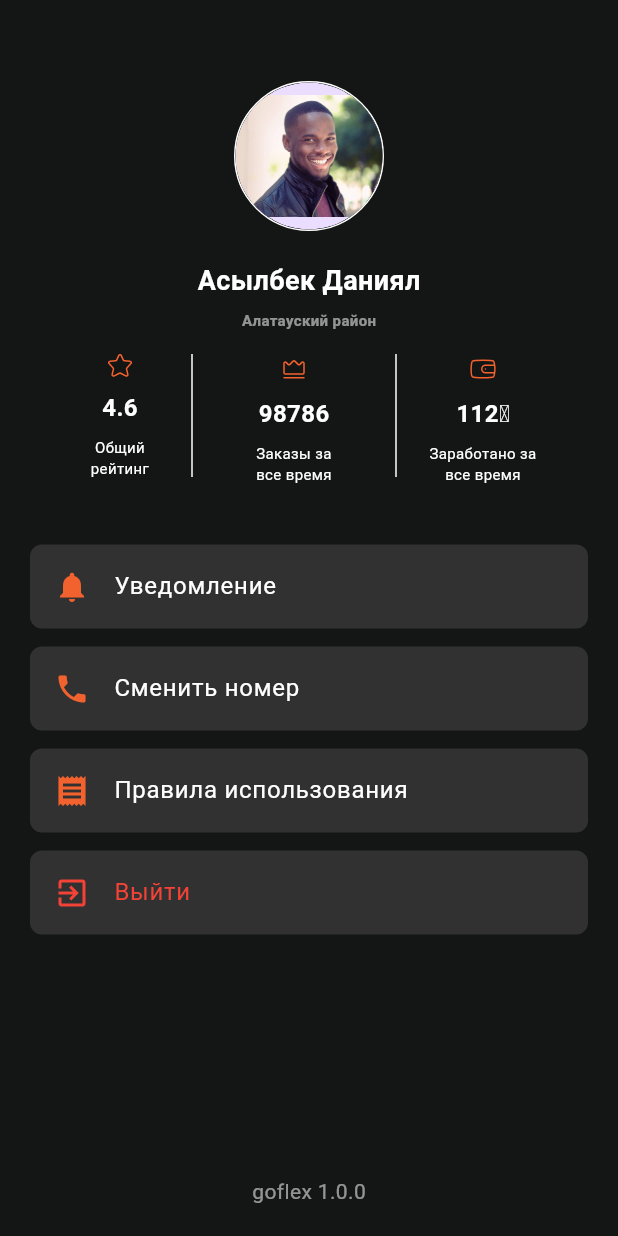
After one commit to XXX1694/goflex_courier, a Flutter app: the ProfilePage screen opened by its route, on a phone screen of 412 x 824 dp. The commit adds this screen. Run offline on Flutter 3.47's test engine with Material 3 defaults, Android fonts, the phone set to English and light mode, and no system bars; our stand-ins replace dio, equatable, flutter_bloc, flutter_svg, google_maps_flutter, location and 3 more; accounts and stored records are empty; network calls fail.

Commit message:
added logout and profile page

```diff
--- a/lib/features/autharization/presentation/bloc/autharization_bloc.dart
+++ b/lib/features/autharization/presentation/bloc/autharization_bloc.dart
@@ -17,7 +17,7 @@ class AutharizationBloc extends Bloc<AutharizationEvent, AutharizationState> {
   }) : super(AutharizationInitial()) {
     on<LogIn>(
       (event, emit) async {
-        emit(LoggedIn());
+        emit(LogingIn());
         try {
           int res = await repo.logIn(
             phone: event.phone,
@@ -47,9 +47,9 @@ class AutharizationBloc extends Bloc<AutharizationEvent, AutharizationState> {
     );
     on<LogOut>(
       (event, emit) async {
-        emit(AutharizationInitial());
         final storage = await _storage;
         await storage.remove('auth_token');
+        emit(AutharizationInitial());
       },
     );
   }
--- a/lib/features/autharization/presentation/pages/login_page.dart
+++ b/lib/features/autharization/presentation/pages/login_page.dart
@@ -31,7 +31,7 @@ class _LoginPageState extends State<LoginPage> {
     return BlocConsumer<AutharizationBloc, AutharizationState>(
       listener: (BuildContext context, Object? state) {
         if (state is LoggedIn) {
-          Navigator.pushNamed(context, '/main');
+          Navigator.pushNamedAndRemoveUntil(context, '/main', (route) => false);
         } else if (state is LogInError) {
           ScaffoldMessenger.of(context).showSnackBar(
             SnackBar(
@@ -64,7 +64,7 @@ class _LoginPageState extends State<LoginPage> {
                         onPressed: () {
                           authBloc.add(
                             LogIn(
-                              phone: _passwordContrller.text,
+                              phone: _phoneController.text,
                               password: _passwordContrller.text,
                             ),
                           );
--- a/lib/features/profile/presentation/bloc/profile_bloc.dart
+++ b/lib/features/profile/presentation/bloc/profile_bloc.dart
@@ -6,6 +6,8 @@ part 'profile_state.dart';
 
 class ProfileBloc extends Bloc<ProfileEvent, ProfileState> {
   ProfileBloc() : super(ProfileInitial()) {
-    on<ProfileEvent>((event, emit) {});
+    on<ProfileEvent>(
+      (event, emit) {},
+    );
   }
 }
--- /dev/null
+++ b/lib/features/profile/presentation/pages/profile_page.dart
@@ -0,0 +1,67 @@
+import 'package:flutter/material.dart';
+import 'package:goflex_courier/features/profile/presentation/widgets/profile_info_bloc.dart';
+import 'package:goflex_courier/features/profile/presentation/widgets/profile_image.dart';
+import 'package:goflex_courier/features/profile/presentation/widgets/profile_list.dart';
+
+class ProfilePage extends StatefulWidget {
+  const ProfilePage({super.key});
+
+  @override
+  State<ProfilePage> createState() => _ProfilePageState();
+}
+
+class _ProfilePageState extends State<ProfilePage> {
+  @override
+  Widget build(BuildContext context) {
+    return const Scaffold(
+      backgroundColor: Color(0xFF141515),
+      body: SafeArea(
+        child: Padding(
+          padding: EdgeInsets.symmetric(horizontal: 20),
+          child: Column(
+            crossAxisAlignment: CrossAxisAlignment.center,
+            children: [
+              SizedBox(height: 54),
+              ProfileImagePart(imageUrl: 'assets/images/profile.jpg'),
+              SizedBox(height: 20),
+              Text(
+                'Асылбек Даниял',
+                style: TextStyle(
+                  color: Colors.white,
+                  fontSize: 18,
+                  fontWeight: FontWeight.w600,
+                ),
+              ),
+              SizedBox(height: 6),
+              Text(
+                'Алатауский район',
+                style: TextStyle(
+                  color: Colors.white54,
+                  fontSize: 10,
+                  fontWeight: FontWeight.w600,
+                ),
+              ),
+              SizedBox(height: 16),
+              ProfileInfoPart(
+                raiting: 4.6,
+                earned: 112,
+                orderCount: 98786,
+              ),
+              SizedBox(height: 40),
+              Expanded(
+                child: ProfileList(),
+              ),
+              Text(
+                'goflex 1.0.0',
+                style: TextStyle(
+                  color: Colors.white54,
+                ),
+              ),
+              SizedBox(height: 20),
+            ],
+          ),
+        ),
+      ),
+    );
+  }
+}
--- /dev/null
+++ b/lib/features/profile/presentation/widgets/profile_image.dart
@@ -0,0 +1,30 @@
+import 'package:flutter/cupertino.dart';
+import 'package:flutter/material.dart';
+
+class ProfileImagePart extends StatelessWidget {
+  const ProfileImagePart({super.key, required this.imageUrl});
+  final String imageUrl;
+  @override
+  Widget build(BuildContext context) {
+    return CupertinoButton(
+      padding: const EdgeInsets.all(0),
+      onPressed: () {},
+      child: Container(
+        height: 100,
+        width: 100,
+        decoration: BoxDecoration(
+          border: Border.all(color: Colors.white),
+          borderRadius: BorderRadius.circular(100),
+        ),
+        child: ClipOval(
+          child: CircleAvatar(
+            child: Image.asset(
+              imageUrl,
+              fit: BoxFit.cover,
+            ),
+          ),
+        ),
+      ),
+    );
+  }
+}
--- /dev/null
+++ b/lib/features/profile/presentation/widgets/profile_info_bloc.dart
@@ -0,0 +1,118 @@
+import 'package:flutter/material.dart';
+import 'package:flutter_svg/svg.dart';
+
+class ProfileInfoPart extends StatelessWidget {
+  const ProfileInfoPart({
+    super.key,
+    required this.raiting,
+    required this.earned,
+    required this.orderCount,
+  });
+  final double raiting;
+  final int orderCount;
+  final int earned;
+  @override
+  Widget build(BuildContext context) {
+    return Row(
+      mainAxisAlignment: MainAxisAlignment.center,
+      crossAxisAlignment: CrossAxisAlignment.start,
+      children: [
+        Column(
+          children: [
+            SvgPicture.asset('assets/icons/star.svg'),
+            const SizedBox(height: 8),
+            Text(
+              '$raiting',
+              style: const TextStyle(
+                color: Colors.white,
+                fontSize: 16,
+                fontWeight: FontWeight.w600,
+              ),
+            ),
+            const SizedBox(height: 8),
+            const SizedBox(
+              width: 55,
+              child: Text(
+                'Общий рейтинг',
+                style: TextStyle(
+                  color: Colors.white,
+                  fontSize: 10,
+                  fontWeight: FontWeight.w400,
+                ),
+                textAlign: TextAlign.center,
+              ),
+            )
+          ],
+        ),
+        const SizedBox(width: 20),
+        Container(
+          height: 82,
+          width: 1,
+          color: Colors.white,
+        ),
+        const SizedBox(width: 40),
+        Column(
+          children: [
+            SvgPicture.asset('assets/icons/crown.svg'),
+            const SizedBox(height: 8),
+            Text(
+              '$orderCount',
+              style: const TextStyle(
+                color: Colors.white,
+                fontSize: 16,
+                fontWeight: FontWeight.w600,
+              ),
+            ),
+            const SizedBox(height: 8),
+            const SizedBox(
+              width: 55,
+              child: Text(
+                'Заказы за все время',
+                style: TextStyle(
+                  color: Colors.white,
+                  fontSize: 10,
+                  fontWeight: FontWeight.w400,
+                ),
+                textAlign: TextAlign.center,
+              ),
+            )
+          ],
+        ),
+        const SizedBox(width: 40),
+        Container(
+          height: 82,
+          width: 1,
+          color: Colors.white,
+        ),
+        const SizedBox(width: 20),
+        Column(
+          children: [
+            SvgPicture.asset('assets/icons/wallet.svg'),
+            const SizedBox(height: 8),
+            Text(
+              '$earned₸',
+              style: const TextStyle(
+                color: Colors.white,
+                fontSize: 16,
+                fontWeight: FontWeight.w600,
+              ),
+            ),
+            const SizedBox(height: 8),
+            const SizedBox(
+              width: 75,
+              child: Text(
+                'Заработано за все время',
+                style: TextStyle(
+                  color: Colors.white,
+                  fontSize: 10,
+                  fontWeight: FontWeight.w400,
+                ),
+                textAlign: TextAlign.center,
+              ),
+            )
+          ],
+        )
+      ],
+    );
+  }
+}
--- /dev/null
+++ b/lib/features/profile/presentation/widgets/profile_list.dart
@@ -0,0 +1,116 @@
+import 'package:flutter/material.dart';
+import 'package:flutter_bloc/flutter_bloc.dart';
+import 'package:goflex_courier/common/colors.dart';
+import 'package:goflex_courier/features/autharization/presentation/bloc/autharization_bloc.dart';
+
+class ProfileList extends StatefulWidget {
+  const ProfileList({super.key});
+
+  @override
+  State<ProfileList> createState() => _ProfileListState();
+}
+
+class _ProfileListState extends State<ProfileList> {
+  late AutharizationBloc authBloc;
+  @override
+  void initState() {
+    authBloc = BlocProvider.of<AutharizationBloc>(context);
+    super.initState();
+  }
+
+  @override
+  Widget build(BuildContext context) {
+    return BlocConsumer<AutharizationBloc, AutharizationState>(
+      builder: (BuildContext context, AutharizationState state) => ListView(
+        children: [
+          Container(
+            decoration: BoxDecoration(
+              color: Colors.white12,
+              borderRadius: BorderRadius.circular(8),
+            ),
+            child: ListTile(
+              onTap: () {},
+              leading: Icon(
+                Icons.notifications,
+                color: mainColor,
+              ),
+              title: const Text(
+                'Уведомление',
+                style: TextStyle(
+                  color: Colors.white,
+                ),
+              ),
+            ),
+          ),
+          const SizedBox(height: 12),
+          Container(
+            decoration: BoxDecoration(
+              color: Colors.white12,
+              borderRadius: BorderRadius.circular(8),
+            ),
+            child: ListTile(
+              onTap: () {},
+              leading: Icon(
+                Icons.phone,
+                color: mainColor,
+              ),
+              title: const Text(
+                'Сменить номер',
+                style: TextStyle(
+                  color: Colors.white,
+                ),
+              ),
+            ),
+          ),
+          const SizedBox(height: 12),
+          Container(
+            decoration: BoxDecoration(
+              color: Colors.white12,
+              borderRadius: BorderRadius.circular(8),
+            ),
+            child: ListTile(
+              onTap: () {},
+              leading: Icon(
+                Icons.receipt,
+                color: mainColor,
+              ),
+              title: const Text(
+                'Правила использования',
+                style: TextStyle(
+                  color: Colors.white,
+                ),
+              ),
+            ),
+          ),
+          const SizedBox(height: 12),
+          Container(
+            decoration: BoxDecoration(
+              color: Colors.white12,
+              borderRadius: BorderRadius.circular(8),
+            ),
+            child: ListTile(
+              onTap: () {
+                authBloc.add(LogOut());
+              },
+              leading: const Icon(
+                Icons.exit_to_app,
+                color: Colors.red,
+              ),
+              title: const Text(
+                'Выйти',
+                style: TextStyle(
+                  color: Colors.red,
+                ),
+              ),
+            ),
+          ),
+        ],
+      ),
+      listener: (BuildContext context, AutharizationState state) {
+        if (state is AutharizationInitial) {
+          Navigator.pushNamedAndRemoveUntil(context, '/', (route) => false);
+        }
+      },
+    );
+  }
+}
--- a/lib/main.dart
+++ b/lib/main.dart
@@ -4,11 +4,13 @@ import 'package:goflex_courier/common/colors.dart';
 import 'package:goflex_courier/features/autharization/data/repositories/auth_repo.dart';
 import 'package:goflex_courier/features/autharization/presentation/bloc/autharization_bloc.dart';
 import 'package:goflex_courier/features/autharization/presentation/pages/login_page.dart';
+import 'package:goflex_courier/features/help/presentation/pages/help_page.dart';
 import 'package:goflex_courier/features/main/presentation/pages/main_page.dart';
 import 'package:goflex_courier/features/order_info/data/repositories/order_info_repository.dart';
 import 'package:goflex_courier/features/order_info/presentation/bloc/order_info_bloc.dart';
 import 'package:goflex_courier/features/orders/data/repository/order_repository.dart';
 import 'package:goflex_courier/features/orders/presentation/bloc/orders_bloc.dart';
+import 'package:goflex_courier/features/profile/presentation/pages/profile_page.dart';
 
 void main() {
   runApp(const MyApp());
@@ -51,8 +53,10 @@ class MyApp extends StatelessWidget {
         routes: {
           '/': (context) => const LoginPage(),
           '/main': (context) => const MainPage(),
+          '/profile': (context) => const ProfilePage(),
+          '/help': (context) => const HelpPage(),
         },
-        initialRoute: '/main',
+        initialRoute: '/',
       ),
     );
   }
```
Also changed, not shown: lib/features/help/presentation/bloc/help_bloc.dart (added, +11 -0 lines), lib/features/help/presentation/bloc/help_event.dart (added, +8 -0 lines), lib/features/help/presentation/bloc/help_state.dart (added, +9 -0 lines), lib/features/help/presentation/pages/help_page.dart (added, +114 -0 lines), lib/features/main/presentation/pages/main_page.dart (+1 -15 lines), lib/features/main/presentation/widgets/nav_bar.dart (+34 -7 lines), pubspec.yaml (+2 -5 lines), assets/icons/crown.svg (added), assets/icons/star.svg (added), assets/icons/wallet.svg (added), pubspec.lock, 1 other file.
